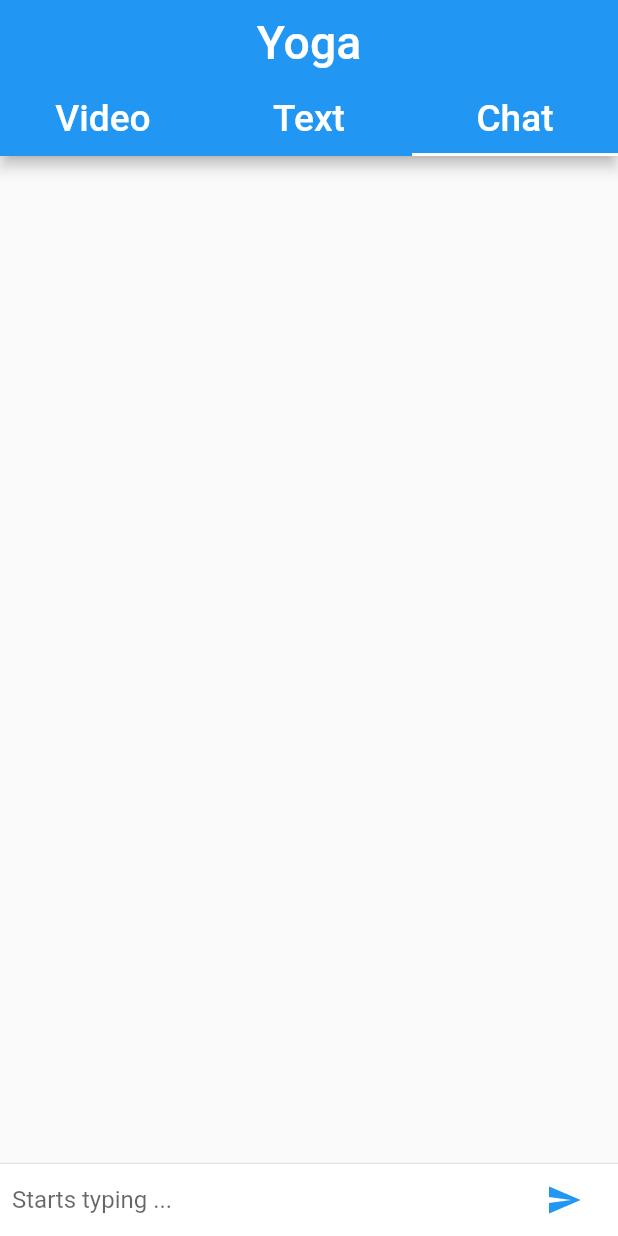
After one commit to farrukhras/QuaRelief, a Flutter app: the Yoga screen opened directly, tab 3 chosen, on a phone screen of 412 x 824 dp. The commit adds this screen. Run offline on Flutter 3.47's test engine with Material 2 defaults, Android fonts, the phone set to English and light mode, and no system bars.

Commit message:
anonymous chat ui added

```diff
--- /dev/null
+++ b/lib/chatscreen.dart
@@ -0,0 +1,73 @@
+import 'package:flutter/material.dart';
+import 'package:health/chatmessages.dart';
+
+class ChatScreen extends StatefulWidget {
+  @override
+  State createState() => new ChatScreenState();
+}
+
+class ChatScreenState extends State<ChatScreen> {
+  final TextEditingController _chatController = new TextEditingController();
+  final List<ChatMessage> _messages = <ChatMessage>[];
+
+  void _handleSubmit(String text) {
+    _chatController.clear();
+    ChatMessage message = new ChatMessage(text: text);
+    setState(() {
+      _messages.insert(0, message);
+    });
+  }
+
+  Widget _chatEnvironment() {
+    return IconTheme(
+      data: new IconThemeData(color: Colors.blue),
+      child: new Container(
+        margin: const EdgeInsets.symmetric(horizontal: 8.0),
+        child: new Row(
+          children: <Widget>[
+            new Flexible(
+              child: new TextField(
+                decoration: new InputDecoration.collapsed(
+                    hintText: "Starts typing ..."),
+                controller: _chatController,
+                onSubmitted: _handleSubmit,
+              ),
+            ),
+            new Container(
+              margin: const EdgeInsets.symmetric(horizontal: 4.0),
+              child: new IconButton(
+                icon: new Icon(Icons.send),
+                onPressed: () => _handleSubmit(_chatController.text),
+              ),
+            )
+          ],
+        ),
+      ),
+    );
+  }
+
+  @override
+  Widget build(BuildContext context) {
+    return new Column(
+      children: <Widget>[
+        new Flexible(
+          child: ListView.builder(
+            padding: new EdgeInsets.all(8.0),
+            reverse: true,
+            itemBuilder: (_, int index) => _messages[index],
+            itemCount: _messages.length,
+          ),
+        ),
+        new Divider(
+          height: 1.0,
+        ),
+        new Container(
+          decoration: new BoxDecoration(
+            color: Theme.of(context).cardColor,
+          ),
+          child: _chatEnvironment(),
+        )
+      ],
+    );
+  }
+}
--- a/lib/yoga.dart
+++ b/lib/yoga.dart
@@ -1,4 +1,5 @@
 import 'package:flutter/material.dart';
+import 'package:health/chatscreen.dart';
 import 'package:url_launcher/url_launcher.dart';
 
 List vid = [
@@ -30,7 +31,7 @@ class Yoga extends StatelessWidget {
     var blockWidth = wTH / 100;
     return Material(
       child: DefaultTabController(
-        length: 2,
+        length: 3,
         child: Scaffold(
           appBar: AppBar(
             title: Center(
@@ -57,6 +58,15 @@ class Yoga extends StatelessWidget {
                 Tab(
                   child: Text(
                     "Text",
+                    style: TextStyle(
+                      color: Colors.white,
+                      fontSize: blockWidth * 6,
+                    ),
+                  ),
+                ),
+                Tab(
+                  child: Text(
+                    "Chat",
                     style: TextStyle(
                       color: Colors.white,
                       fontSize: blockWidth * 6,
@@ -92,6 +102,9 @@ class Yoga extends StatelessWidget {
                   );
                 },
               ),
+              // CHAT VIEW
+              ChatScreen()
+              // CHAT VIEW END
             ],
           ),
         ),
--- a/pubspec.yaml
+++ b/pubspec.yaml
@@ -24,7 +24,7 @@ dependencies:
   flutter:
     sdk: flutter
     # firebase_auth: ^0.16.1
-    # cloud_firestore: ^0.13.7
+    cloud_firestore: ^0.13.7
 
 
   # The following adds the Cupertino Icons font to your application.
```
Also changed, not shown: lib/chatmessages.dart (added, +38 -0 lines).
